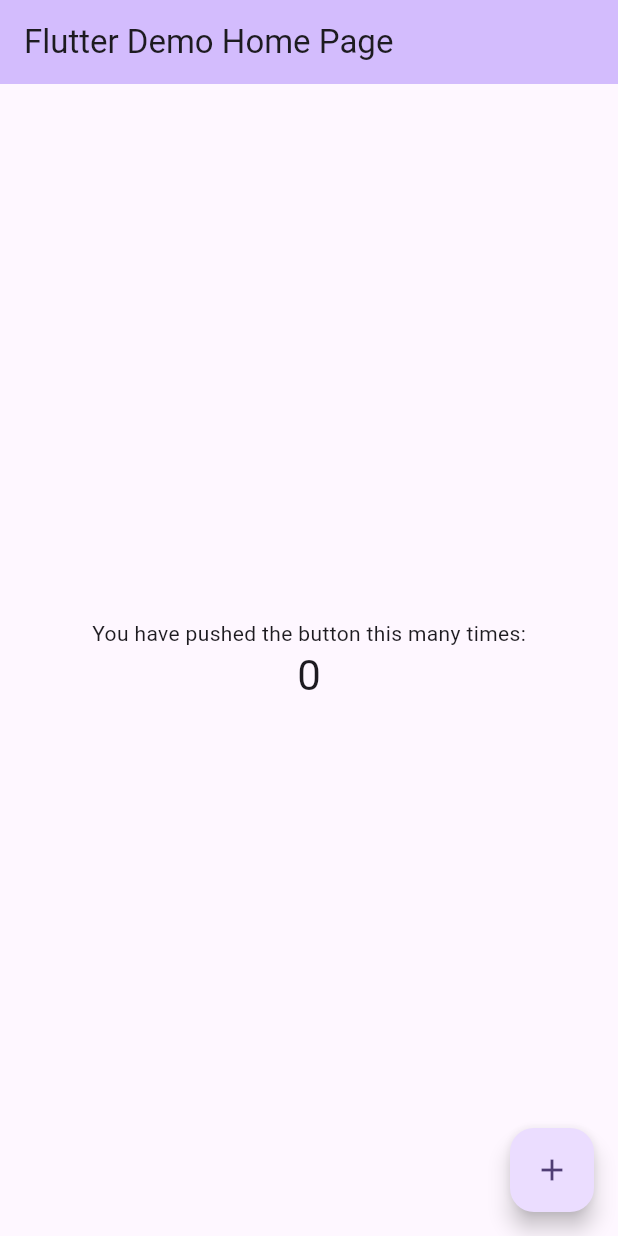
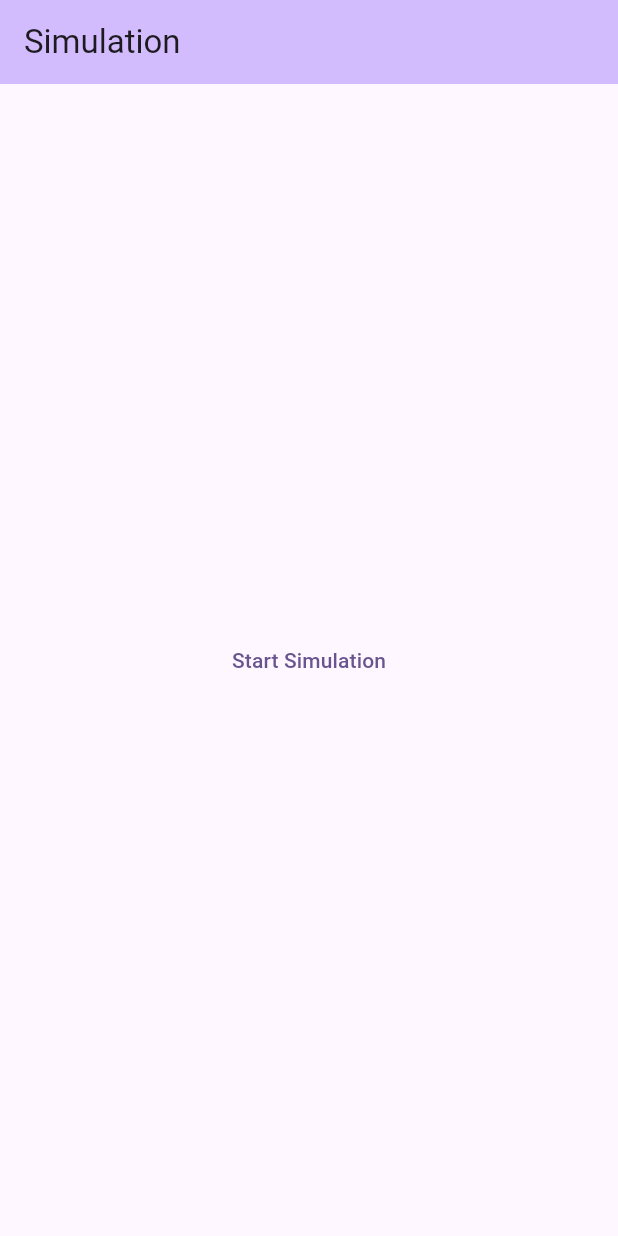
Before and after one commit to michalkk22/firefighters_dispository, a Flutter app: the screen it shows after launch, on a phone screen of 412 x 824 dp. Run offline on Flutter 3.47's test engine with Material 3 defaults, Android fonts, the phone set to English and light mode, and no system bars.

Commit message:
dunno yet 1

```diff
--- a/lib/main.dart
+++ b/lib/main.dart
@@ -1,4 +1,5 @@
 import 'package:flutter/material.dart';
+import 'package:firefighters_dispository/widgets/home_view.dart';
 
 void main() {
   runApp(const MyApp());
@@ -7,119 +8,15 @@ void main() {
 class MyApp extends StatelessWidget {
   const MyApp({super.key});
 
-  // This widget is the root of your application.
   @override
   Widget build(BuildContext context) {
     return MaterialApp(
       title: 'Flutter Demo',
       theme: ThemeData(
-        // This is the theme of your application.
-        //
-        // TRY THIS: Try running your application with "flutter run". You'll see
-        // the application has a purple toolbar. Then, without quitting the app,
-        // try changing the seedColor in the colorScheme below to Colors.green
-        // and then invoke "hot reload" (save your changes or press the "hot
-        // reload" button in a Flutter-supported IDE, or press "r" if you used
-        // the command line to start the app).
-        //
-        // Notice that the counter didn't reset back to zero; the application
-        // state is not lost during the reload. To reset the state, use hot
-        // restart instead.
-        //
-        // This works for code too, not just values: Most code changes can be
-        // tested with just a hot reload.
         colorScheme: ColorScheme.fromSeed(seedColor: Colors.deepPurple),
         useMaterial3: true,
       ),
-      home: const MyHomePage(title: 'Flutter Demo Home Page'),
+      home: const HomeView(),
     );
   }
 }
-
-class MyHomePage extends StatefulWidget {
-  const MyHomePage({super.key, required this.title});
-
-  // This widget is the home page of your application. It is stateful, meaning
-  // that it has a State object (defined below) that contains fields that affect
-  // how it looks.
-
-  // This class is the configuration for the state. It holds the values (in this
-  // case the title) provided by the parent (in this case the App widget) and
-  // used by the build method of the State. Fields in a Widget subclass are
-  // always marked "final".
-
-  final String title;
-
-  @override
-  State<MyHomePage> createState() => _MyHomePageState();
-}
-
-class _MyHomePageState extends State<MyHomePage> {
-  int _counter = 0;
-
-  void _incrementCounter() {
-    setState(() {
-      // This call to setState tells the Flutter framework that something has
-      // changed in this State, which causes it to rerun the build method below
-      // so that the display can reflect the updated values. If we changed
-      // _counter without calling setState(), then the build method would not be
-      // called again, and so nothing would appear to happen.
-      _counter++;
-    });
-  }
-
-  @override
-  Widget build(BuildContext context) {
-    // This method is rerun every time setState is called, for instance as done
-    // by the _incrementCounter method above.
-    //
-    // The Flutter framework has been optimized to make rerunning build methods
-    // fast, so that you can just rebuild anything that needs updating rather
-    // than having to individually change instances of widgets.
-    return Scaffold(
-      appBar: AppBar(
-        // TRY THIS: Try changing the color here to a specific color (to
-        // Colors.amber, perhaps?) and trigger a hot reload to see the AppBar
-        // change color while the other colors stay the same.
-        backgroundColor: Theme.of(context).colorScheme.inversePrimary,
-        // Here we take the value from the MyHomePage object that was created by
-        // the App.build method, and use it to set our appbar title.
-        title: Text(widget.title),
-      ),
-      body: Center(
-        // Center is a layout widget. It takes a single child and positions it
-        // in the middle of the parent.
-        child: Column(
-          // Column is also a layout widget. It takes a list of children and
-          // arranges them vertically. By default, it sizes itself to fit its
-          // children horizontally, and tries to be as tall as its parent.
-          //
-          // Column has various properties to control how it sizes itself and
-          // how it positions its children. Here we use mainAxisAlignment to
-          // center the children vertically; the main axis here is the vertical
-          // axis because Columns are vertical (the cross axis would be
-          // horizontal).
-          //
-          // TRY THIS: Invoke "debug painting" (choose the "Toggle Debug Paint"
-          // action in the IDE, or press "p" in the console), to see the
-          // wireframe for each widget.
-          mainAxisAlignment: MainAxisAlignment.center,
-          children: <Widget>[
-            const Text(
-              'You have pushed the button this many times:',
-            ),
-            Text(
-              '$_counter',
-              style: Theme.of(context).textTheme.headlineMedium,
-            ),
-          ],
-        ),
-      ),
-      floatingActionButton: FloatingActionButton(
-        onPressed: _incrementCounter,
-        tooltip: 'Increment',
-        child: const Icon(Icons.add),
-      ), // This trailing comma makes auto-formatting nicer for build methods.
-    );
-  }
-}
--- /dev/null
+++ b/lib/service/dispository.dart
@@ -0,0 +1,5 @@
+class Dispository {
+  Dispository._privateConstructor();
+  static final _instance = Dispository._privateConstructor();
+  factory Dispository() => _instance;
+}
--- /dev/null
+++ b/lib/widgets/home_view.dart
@@ -0,0 +1,36 @@
+import 'package:flutter/material.dart';
+
+class HomeView extends StatefulWidget {
+  const HomeView({super.key});
+
+  @override
+  State<HomeView> createState() => _HomeViewState();
+}
+
+class _HomeViewState extends State<HomeView> {
+  bool _isSimulationStarted = false;
+
+  void _startSimulation() {
+    setState(() {
+      _isSimulationStarted = true;
+    });
+  }
+
+  @override
+  Widget build(BuildContext context) {
+    return Scaffold(
+      appBar: AppBar(
+        backgroundColor: Theme.of(context).colorScheme.inversePrimary,
+        title: const Text('Simulation'),
+      ),
+      body: Center(
+        child: _isSimulationStarted
+            ? const Text('dupa')
+            : TextButton(
+                onPressed: _startSimulation,
+                child: const Text('Start Simulation'),
+              ),
+      ),
+    );
+  }
+}
```
Also changed, not shown: lib/service/city.dart (added, +17 -0 lines), lib/utils/single_random.dart (added, +10 -0 lines).
